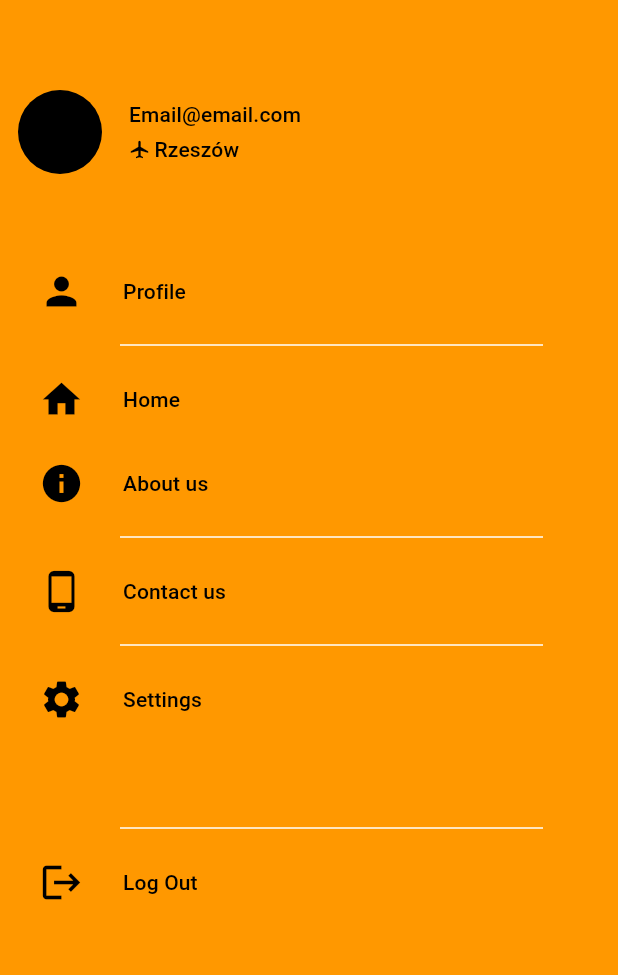
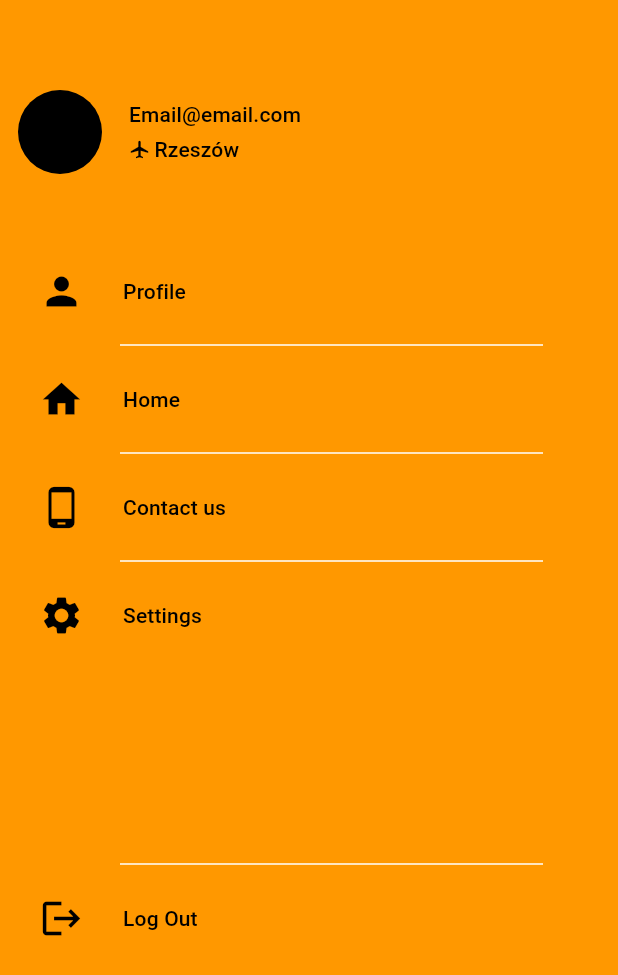
Before and after one commit to eryklorenc/flutter_shop, a Flutter app: the MenuScreen screen opened directly, on a phone screen of 412 x 824 dp. Shown: the top 975 px of the screen. Run offline on Flutter 3.47's test engine with Material 2 defaults, Android fonts, the phone set to English and light mode, and no system bars; our stand-ins replace firebase_auth, firebase_core, firebase_crashlytics, flutter_bloc, flutter_zoom_drawer, freezed_annotation and 3 more; accounts and stored records are empty.

Commit message:
Remove about us

```diff
--- a/lib/features/burger_menu/widgets/menu_screen.dart
+++ b/lib/features/burger_menu/widgets/menu_screen.dart
@@ -1,7 +1,6 @@
 import 'package:flutter/material.dart';
 import 'package:flutter_bloc/flutter_bloc.dart';
 import 'package:flutter_shop/app/core/theme/app_colors.dart';
-import 'package:flutter_shop/features/about_us/about_us.dart';
 import 'package:flutter_shop/features/auth/cubit/auth_cubit.dart';
 import 'package:flutter_shop/features/contact_us/contact_us.dart';
 import 'package:flutter_shop/features/home/home.dart';
@@ -102,26 +101,6 @@ class MenuScreen extends StatelessWidget {
                 ),
               ),
             ),
-            ListTile(
-              leading: const Icon(
-                Icons.info,
-                size: 30,
-                color: AppColors.dark,
-              ),
-              title: GestureDetector(
-                onTap: () {
-                  Navigator.of(context).push(
-                    MaterialPageRoute(
-                      builder: (_) => const AboutUs(),
-                    ),
-                  );
-                },
-                child: Text(
-                  S.of(context).about_us,
-                  style: Theme.of(context).textTheme.titleSmall,
-                ),
-              ),
-            ),
             const Divider(
               color: AppColors.white,
               thickness: 1,
@@ -169,7 +148,7 @@ class MenuScreen extends StatelessWidget {
               ),
             ),
             const SizedBox(
-              height: 50,
+              height: 130,
             ),
             const Divider(
               color: AppColors.white,
--- a/lib/l10n/intl_en.arb
+++ b/lib/l10n/intl_en.arb
@@ -54,7 +54,6 @@
     "flame_hoodie": "Flame Hoodie",
     "home": "Home",
     "contact_us": "Contact us",
-    "about_us": "About us",
     "me": "eryklorenc11@gmail.com",
     "github": "https://github.com/eryklorenc"
 }
```
Also changed, not shown: lib/features/about_us/about_us.dart (deleted, +0 -32 lines), lib/generated/intl/messages_en.dart, lib/generated/l10n.dart.
